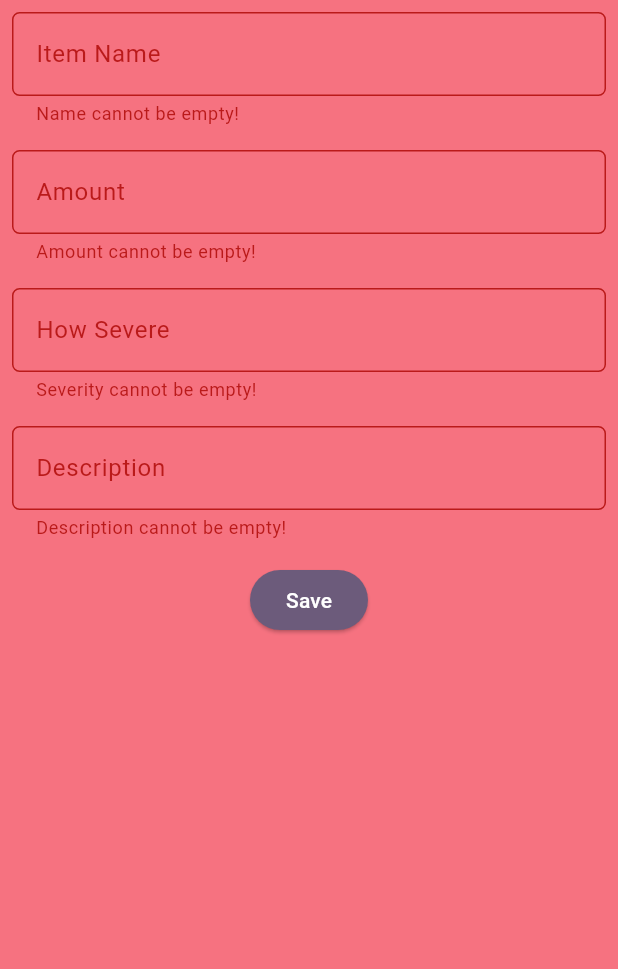
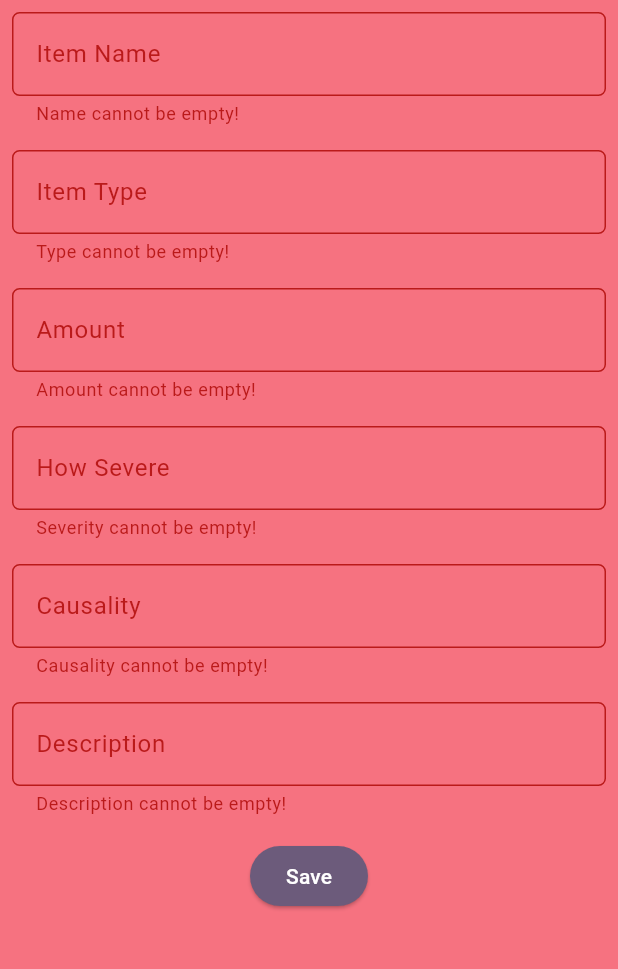
Before and after one commit to Hilmy224/InventoryTask-Mobile, a Flutter app: the ShopFormPage screen opened directly, after a tap on "Save", on a phone screen of 412 x 824 dp, the part 84-1053 px from its top. Run offline on Flutter 3.47's test engine with Material 2 defaults, Android fonts, the phone set to English and light mode, and no system bars.

Commit message:
Tugas 8 + Bonus Done

```diff
--- a/lib/screens/shoplist_form.dart
+++ b/lib/screens/shoplist_form.dart
@@ -1,5 +1,6 @@
 import 'package:flutter/material.dart';
 import 'package:catharsis_plus/widgets/left_drawer.dart'; // Import the previously created drawer
+import 'package:catharsis_plus/widgets/shop_card.dart';
 
 class ShopFormPage extends StatefulWidget {
    const ShopFormPage({super.key});
@@ -11,9 +12,12 @@ class ShopFormPage extends StatefulWidget {
 class _ShopFormPageState extends State<ShopFormPage> {
  final _formKey = GlobalKey<FormState>();
  String _name = "";
+ String _type="";
  int _amount = 0;
  String _severity="";
+ String _causality="";
  String _description = "";
+ //add date later
 
  @override
  Widget build(BuildContext context) {
@@ -35,6 +39,7 @@ class _ShopFormPageState extends State<ShopFormPage> {
           child: Column(
             crossAxisAlignment: CrossAxisAlignment.start,
             children: [
+
               //Item Name Input
               Padding(
             padding: const EdgeInsets.all(8.0),
@@ -56,6 +61,34 @@ class _ShopFormPageState extends State<ShopFormPage> {
                 validator: (String? value) {
                   if (value == null || value.isEmpty) {
                     return "Name cannot be empty!";
+                  }
+                  return null;
+                },
+
+              ),
+            ),
+
+            //Type Input
+            Padding(
+            padding: const EdgeInsets.all(8.0),
+            child: TextFormField(
+                decoration: InputDecoration(
+                  hintText: "Item Type",
+                  labelText: "Item Type",
+                  border: OutlineInputBorder(
+                    borderRadius: BorderRadius.circular(5.0),
+                  ),
+                ),
+
+                onChanged: (String? value) {
+                  setState(() {
+                    _type = value!;
+                  });
+                },
+
+                validator: (String? value) {
+                  if (value == null || value.isEmpty) {
+                    return "Type cannot be empty!";
                   }
                   return null;
                 },
@@ -124,6 +157,34 @@ class _ShopFormPageState extends State<ShopFormPage> {
               ),
             ),
 
+            //Causality Input
+            Padding(
+            padding: const EdgeInsets.all(8.0),
+            child: TextFormField(
+                decoration: InputDecoration(
+                  hintText: "How???",
+                  labelText: "Causality",
+                  border: OutlineInputBorder(
+                    borderRadius: BorderRadius.circular(5.0),
+                  ),
+                ),
+
+                onChanged: (String? value) {
+                  setState(() {
+                    _causality = value!;
+                  });
+                },
+
+                validator: (String? value) {
+                  if (value == null || value.isEmpty) {
+                    return "Causality cannot be empty!";
+                  }
+                  return null;
+                },
+
+              ),
+            ),
+
             //Description Input
             Padding(
             padding: const EdgeInsets.all(8.0),
@@ -168,6 +229,11 @@ class _ShopFormPageState extends State<ShopFormPage> {
 
                 onPressed: () {
                 if (_formKey.currentState!.validate()) {
+                  //Save it
+                  setState(() {
+                    savedItems.add(Item(_name,_type,_amount,_severity,_causality,_description));
+                  });
+
                 showDialog(
                 context: context,
                 builder: (context) {
@@ -179,8 +245,10 @@ class _ShopFormPageState extends State<ShopFormPage> {
                             CrossAxisAlignment.start,
                         children: [
                           Text('Name: $_name'),
+                          Text('Type: $_type'),
                           Text('Harga: $_amount'),
                           Text('Severity: $_severity'),
+                          Text('Cause: $_causality'),
                           Text('Deskripisi: $_description'),
                         ],
                       ),
--- a/lib/widgets/left_drawer.dart
+++ b/lib/widgets/left_drawer.dart
@@ -1,3 +1,4 @@
+import 'package:catharsis_plus/screens/item_display.dart';
 import 'package:flutter/material.dart';
 import 'package:catharsis_plus/screens/menu.dart';
 import 'package:catharsis_plus/screens/shoplist_form.dart';
@@ -61,6 +62,18 @@ class LeftDrawer extends StatelessWidget {
                   ));
             },
           ),
+          ListTile(
+            leading: const Icon(Icons.category_rounded),
+            title: const Text('View Items'),
+            // redirect to ShopFormPage
+            onTap: () {
+              Navigator.push(
+                  context,
+                  MaterialPageRoute(
+                    builder: (context) => Itemvault(),
+                  ));
+            },
+          ),
         ],
       ),
     );
--- a/lib/widgets/shop_card.dart
+++ b/lib/widgets/shop_card.dart
@@ -1,3 +1,4 @@
+import 'package:catharsis_plus/screens/item_display.dart';
 import 'package:flutter/material.dart';
 import 'package:catharsis_plus/screens/shoplist_form.dart';
 
@@ -14,6 +15,21 @@ class StoreItem {
   static final StoreItem tambahItem = StoreItem("Tambah Item", Icons.add_box,  Color(0xFF6C5B7B));
   static final StoreItem logout = StoreItem("Logout", Icons.accessible_forward_sharp,  Color(0xFF6C5B7B));
 }
+
+//Add a class for items
+class Item{
+  String name="";
+  String type="";
+  int amount=0;
+  String severity="";
+  String causality="";
+  String description="";
+
+  Item(this.name,this.type,this.amount,this.severity,this.causality,this.description);
+}
+
+//Make an instance of it
+List<Item> savedItems=[];
 
 class ShopCard extends StatelessWidget {
   final StoreItem item;
@@ -39,6 +55,13 @@ class ShopCard extends StatelessWidget {
                   MaterialPageRoute(
                     builder: (context) => ShopFormPage(),
                   ));
+          }
+          else if (item.name == "Lihat Item") {
+            Navigator.pushReplacement(
+                context,
+                MaterialPageRoute(
+                  builder: (context) => const Itemvault(),
+                ));
           }
         },
         child: Container(
```
Also changed, not shown: lib/screens/item_display.dart (added, +67 -0 lines).
